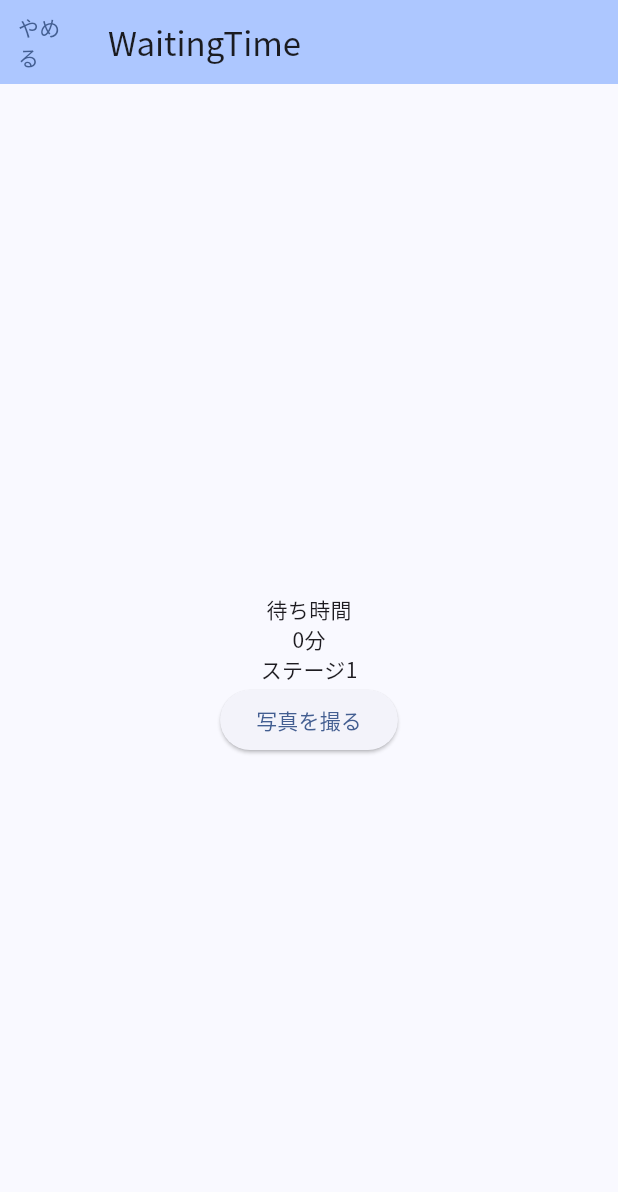
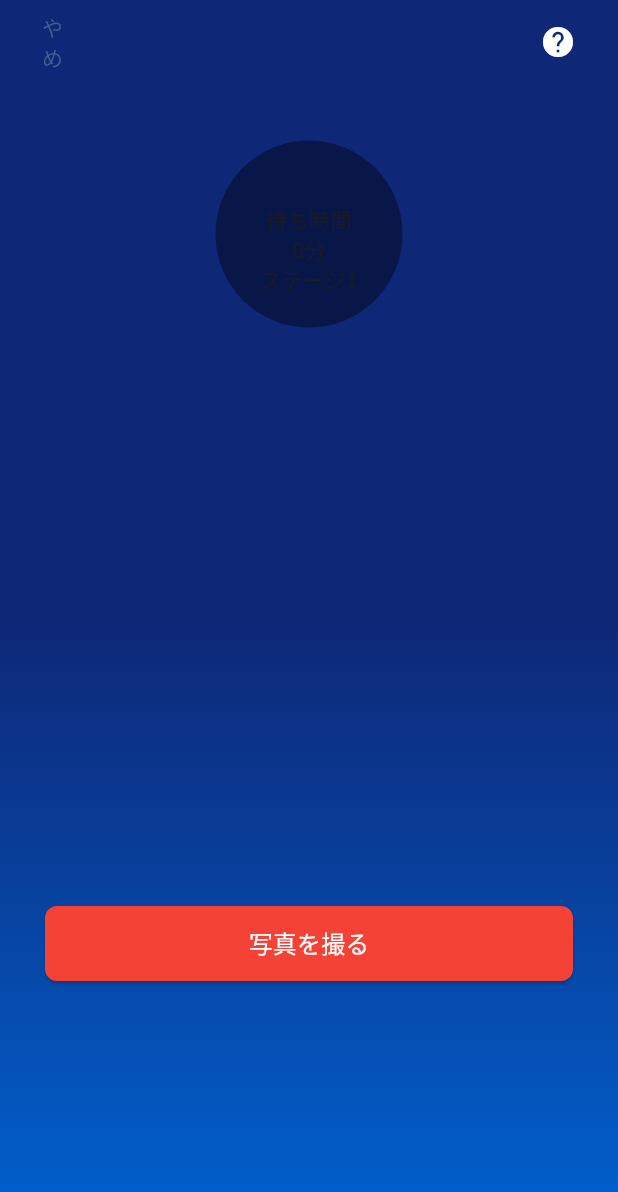
Before and after one commit to 7kaGma/ar_app, a Flutter app: the Waitingtime screen opened directly with empty values, on a phone screen of 412 x 824 dp. Shown: the top 1192 px of the screen. Run offline on Flutter 3.47's test engine with Material 3 defaults, Android fonts, the light colour scheme and no system bars; our stand-ins replace go_router, google_fonts, image_gallery_saver, permission_handler, screenshot, webview_flutter; missing offline and left inert: flutter_unity_widget, mobile_scanner.

Commit message:
QR画面修正

```diff
--- a/lib/component/appbar_custom.dart
+++ b/lib/component/appbar_custom.dart
@@ -6,10 +6,12 @@ class AppBarCustom extends StatelessWidget implements PreferredSizeWidget {
       {super.key,
       this.leading,
       this.actions,
-      this.iconColor = ColorConstants.appBarIconColor});
+      this.iconColor = ColorConstants.appBarIconColor,
+      this.appBarColor = ColorConstants.appBarColor});
   final Widget? leading;
   final List<Widget>? actions;
   final Color iconColor;
+  final Color appBarColor;
 
   // AppBarのサイズを指定、kToolbarHeightはデフォ値
   @override
@@ -18,7 +20,7 @@ class AppBarCustom extends StatelessWidget implements PreferredSizeWidget {
   @override
   Widget build(BuildContext context) {
     return AppBar(
-      backgroundColor: ColorConstants.appBarColor,
+      backgroundColor: appBarColor,
       elevation: 0,
       automaticallyImplyLeading: false,
       leading: Padding(padding: const EdgeInsets.only(left:16), child: leading),
--- a/lib/component/btn_backhome.dart
+++ b/lib/component/btn_backhome.dart
@@ -1,8 +1,8 @@
 import 'package:flutter/material.dart';
 import 'package:go_router/go_router.dart';
 
-class BackHomeBtn extends StatelessWidget {
-  const BackHomeBtn({super.key});
+class BtnBackhome extends StatelessWidget {
+  const BtnBackhome({super.key});
 
   // ボタンの構成
   @override
--- a/lib/constant/colors_constant.dart
+++ b/lib/constant/colors_constant.dart
@@ -3,16 +3,18 @@ import 'package:flutter/material.dart';
 class ColorConstants {
   // AppBar
   static const Color appBarColor = Colors.transparent;
+  static Color appBarColorCamera = Colors.black.withOpacity(0.6);
   static const Color appBarIconColor = Colors.white;
   // 背景色
-  static const Color backgroundColor= Color(0xFF0E2776);
-  static const Color backgroundColorGradietEnd= Color(0xFF0062D0);
-  static const Color backgroundColorSub= Colors.white;
+  static const Color backgroundColor = Color(0xFF0E2776);
+  static const Color backgroundColorGradietEnd = Color(0xFF0062D0);
+  static const Color backgroundColorSub = Colors.black;
+  static Color backgroundColorCamera = Colors.black.withOpacity(0.6);
   // アクセントカラー
-  static const Color primaryColor= Colors.red;
+  static const Color primaryColor = Colors.red;
   // フレームカラー
-  static const Color frameColor= Colors.white;
+  static const Color frameColor = Colors.white;
   // フォントカラー
-  static const Color fontColor= Colors.white;
-  static const Color fontColorSub= Color(0xFF0E2776);
+  static const Color fontColor = Colors.white;
+  static const Color fontColorSub = Color(0xFF0E2776);
 }
--- a/lib/page/preview.dart
+++ b/lib/page/preview.dart
@@ -1,4 +1,5 @@
 import 'dart:typed_data';
+import 'package:ar_app/component/appbar_custom.dart';
 import 'package:ar_app/component/dialog_check.dart';
 import 'package:image_gallery_saver/image_gallery_saver.dart';
 import 'package:flutter/material.dart';
@@ -24,8 +25,9 @@ class Preview extends StatelessWidget {
   @override
   Widget build(BuildContext context) {
     return Scaffold(
-      appBar: AppBar(
-      ),
+      extendBodyBehindAppBar: true, // AppBarの背後にbodyを拡張
+        appBar: const AppBarCustom(
+        ),
       body: Stack(
           children: [
             Center(
--- a/lib/page/waitingtime.dart
+++ b/lib/page/waitingtime.dart
@@ -1,7 +1,10 @@
+import 'package:ar_app/component/appbar_custom.dart';
 import 'package:flutter/material.dart';
 import 'package:go_router/go_router.dart';
 import 'package:ar_app/component/btn_backhome.dart';
 import 'package:ar_app/component/btn_howtouse.dart';
+import 'package:ar_app/component/btn_primary.dart';
+import 'package:ar_app/constant/colors_constant.dart';
 import 'dart:async';
 
 class Waitingtime extends StatefulWidget {
@@ -88,28 +91,71 @@ class _WaitingtimeState extends State<Waitingtime> with WidgetsBindingObserver {
   @override
   Widget build(BuildContext context) {
     return Scaffold(
-        appBar: AppBar(
-          backgroundColor: Theme.of(context).colorScheme.inversePrimary,
-          automaticallyImplyLeading: false,
-          leading: const BackHomeBtn(),
-          title: const Text("WaitingTime"),
+        extendBodyBehindAppBar: true, // AppBarの背後にbodyを拡張
+        appBar: const AppBarCustom(
+          leading: BtnBackhome(),
+          actions: [BtnHowtouse()],
         ),
-        body: Center(
+        body: Container(
+            width: double.infinity,
+            height: double.infinity,
+            decoration: const BoxDecoration(
+                gradient: LinearGradient(
+                    begin: Alignment.topCenter,
+                    end: Alignment.bottomCenter,
+                    colors: <Color>[
+                  ColorConstants.backgroundColor,
+                  ColorConstants.backgroundColorGradietEnd
+                ],
+                    stops: [
+                  0.5,
+                  1
+                ])),
+            child: Padding(
+                padding: const EdgeInsets.all(30),
+                child: SafeArea(
+                  child: Stack(
+                    children: [
+                      Align(
+                          alignment: Alignment.topCenter,
+                          child: Container(
+                            decoration:BoxDecoration(
+                              color: ColorConstants.backgroundColorSub.withOpacity(0.4),
+                              shape: BoxShape.circle,
+                            ),
+                            child: Padding(
+                              padding: const EdgeInsets.all(30),
                               child: Column(
+                                mainAxisSize: MainAxisSize.min,
                                 mainAxisAlignment: MainAxisAlignment.center,
                                 children: [
                                   Text(widget.value),
                                   const Text('待ち時間'),
                                   Text('${time.inMinutes.toString()}分'),
                                   Text(stage),
-              ElevatedButton(
+                                ],
+                              ),
+                            ),
+                          )),
+                      Align(
+                          alignment: Alignment.bottomCenter,
+                          child: Column(
+                            mainAxisSize: MainAxisSize.min,
+                            children: [
+                              BtnPrimary(
                                 onPressed: () {
                                   context.push('/qrreader/waitingtime/arcamera',
                                       extra: stageNumber);
                                 },
-                  child: const Text('写真を撮る'))
+                                text: "写真を撮る",
+                              ),
+                              const SizedBox(
+                                height: 140,
+                              ),
+                            ],
+                          ))
                     ],
                   ),
-        ));
+                ))));
   }
 }
```
Also changed, not shown: lib/component/btn_backward.dart (+5 -8 lines), lib/page/qr_reader.dart (+37 -12 lines). Lines whose indentation alone changed are shown as unchanged.
